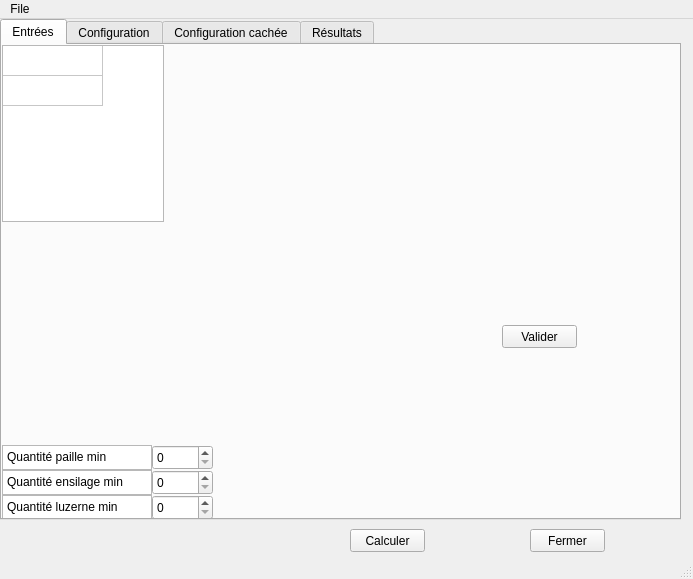
Old version of the form QtUi_test/test.ui in the repository antoineFALance/Assolia_dev.
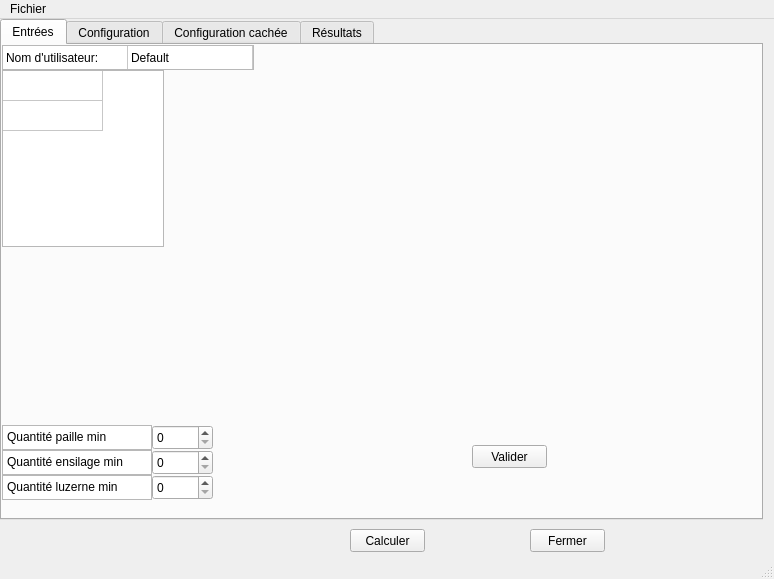
New version of the form. The open tabs and pages were chosen to show the change.

Commit message: Add user name Add Luzerne in DefaultVariables In Test_ui.py: - Add Try + exception in functions - Add debugs and verbose functions - Add possibility to save (not activated for now) - Fix some issues     - error while updating data in configuraiton tables (using function float() instead of int()) - Exit fonction is now in class, because closing data base have been added.

Patch:
```diff
--- a/QtUi_test/test.ui
+++ b/QtUi_test/test.ui
@@ -6,7 +6,7 @@
    <rect>
     <x>0</x>
     <y>0</y>
-    <width>693</width>
+    <width>774</width>
     <height>579</height>
    </rect>
   </property>
@@ -32,7 +32,7 @@
      <rect>
       <x>0</x>
       <y>0</y>
-      <width>681</width>
+      <width>763</width>
       <height>501</height>
      </rect>
     </property>
@@ -47,7 +47,7 @@
       <property name="geometry">
        <rect>
         <x>0</x>
-        <y>0</y>
+        <y>25</y>
         <width>162</width>
         <height>177</height>
        </rect>
@@ -71,8 +71,8 @@
      <widget class="QPushButton" name="ValindInput">
       <property name="geometry">
        <rect>
-        <x>500</x>
-        <y>280</y>
+        <x>470</x>
+        <y>400</y>
         <width>75</width>
         <height>23</height>
        </rect>
@@ -85,7 +85,7 @@
       <property name="geometry">
        <rect>
         <x>0</x>
-        <y>400</y>
+        <y>380</y>
         <width>150</width>
         <height>25</height>
        </rect>
@@ -98,7 +98,7 @@
       <property name="geometry">
        <rect>
         <x>150</x>
-        <y>400</y>
+        <y>380</y>
         <width>61</width>
         <height>25</height>
        </rect>
@@ -111,7 +111,7 @@
       <property name="geometry">
        <rect>
         <x>0</x>
-        <y>425</y>
+        <y>405</y>
         <width>150</width>
         <height>25</height>
        </rect>
@@ -124,7 +124,7 @@
       <property name="geometry">
        <rect>
         <x>150</x>
-        <y>425</y>
+        <y>405</y>
         <width>61</width>
         <height>25</height>
        </rect>
@@ -137,7 +137,7 @@
       <property name="geometry">
        <rect>
         <x>0</x>
-        <y>450</y>
+        <y>430</y>
         <width>150</width>
         <height>25</height>
        </rect>
@@ -150,7 +150,7 @@
       <property name="geometry">
        <rect>
         <x>150</x>
-        <y>450</y>
+        <y>430</y>
         <width>61</width>
         <height>25</height>
        </rect>
@@ -159,6 +159,47 @@
        <number>9999999</number>
       </property>
      </widget>
+     <widget class="QTableWidget" name="UserNameTab">
+      <property name="geometry">
+       <rect>
+        <x>0</x>
+        <y>0</y>
+        <width>252</width>
+        <height>25</height>
+       </rect>
+      </property>
+      <property name="rowCount">
+       <number>1</number>
+      </property>
+      <property name="columnCount">
+       <number>2</number>
+      </property>
+      <attribute name="horizontalHeaderVisible">
+       <bool>false</bool>
+      </attribute>
+      <attribute name="horizontalHeaderDefaultSectionSize">
+       <number>125</number>
+      </attribute>
+      <attribute name="verticalHeaderVisible">
+       <bool>false</bool>
+      </attribute>
+      <attribute name="verticalHeaderDefaultSectionSize">
+       <number>25</number>
+      </attribute>
+      <row/>
+      <column/>
+      <column/>
+      <item row="0" column="0">
+       <property name="text">
+        <string>Nom d'utilisateur:</string>
+       </property>
+      </item>
+      <item row="0" column="1">
+       <property name="text">
+        <string>Default</string>
+       </property>
+      </item>
+     </widget>
     </widget>
     <widget class="QWidget" name="ConfigTab">
      <attribute name="title">
@@ -557,13 +598,13 @@
     <rect>
      <x>0</x>
      <y>0</y>
-     <width>693</width>
+     <width>774</width>
      <height>21</height>
     </rect>
    </property>
    <widget class="QMenu" name="menuFile">
     <property name="title">
-     <string>File</string>
+     <string>Fichier</string>
     </property>
     <addaction name="actionParametre_administrateur"/>
     <addaction name="actionExit"/>
```
Left out of the diff: 27 changed lines with no effect on the pictures. The commit also changes 4 other files.
